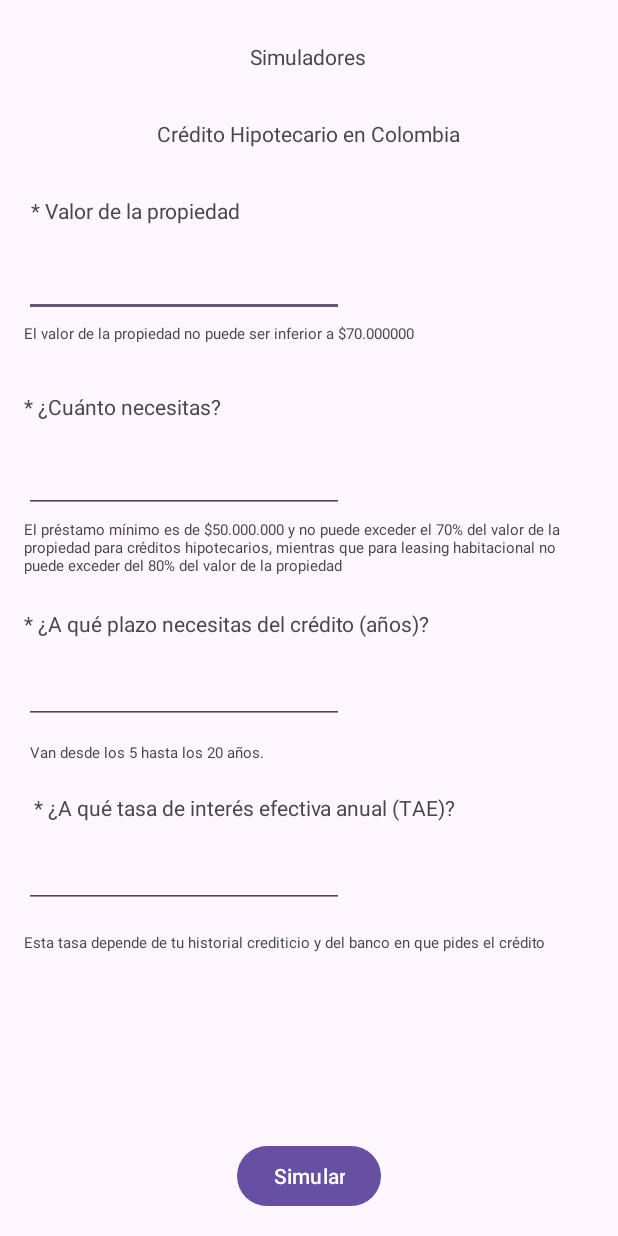
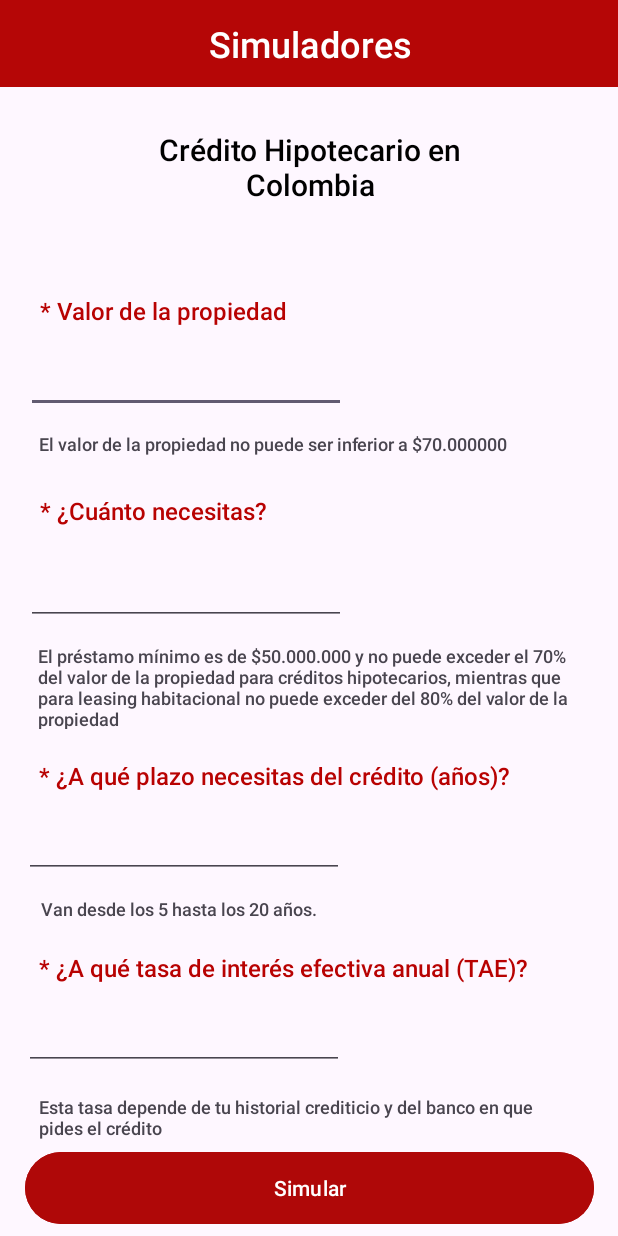
Before and after one commit to KHerazo18/QTA_Credito, an Android app: the screen it shows after launch (MainActivity), on a phone screen of 412 x 824 dp. Run offline under Robolectric (Android 15) with nearby library versions, the phone set to English and light mode, and no system bars.

Commit message:
Cambios interfaz finales

```diff
--- a/app/src/main/res/layout/activity_main.xml
+++ b/app/src/main/res/layout/activity_main.xml
@@ -7,26 +7,32 @@
     android:layout_height="match_parent"
     tools:context=".MainActivity">
 
+
     <EditText
         android:id="@+id/ma_et_1"
         android:layout_width="wrap_content"
         android:layout_height="wrap_content"
-        android:layout_marginTop="16dp"
+        android:layout_marginTop="12dp"
         android:ems="10"
         android:inputType="text"
         app:layout_constraintEnd_toEndOf="parent"
-        app:layout_constraintHorizontal_bias="0.079"
+        app:layout_constraintHorizontal_bias="0.088"
         app:layout_constraintStart_toStartOf="parent"
         app:layout_constraintTop_toBottomOf="@+id/ma_tv_primero" />
 
     <TextView
         android:id="@+id/ma_tv_titulo"
-        android:layout_width="wrap_content"
-        android:layout_height="wrap_content"
-        android:layout_marginTop="28dp"
+        android:layout_width="434dp"
+        android:layout_height="58dp"
+        android:background="#B50606"
+        android:fontFamily="sans-serif-medium"
+        android:gravity="center"
+        android:orientation="vertical"
         android:text="@string/simuladores"
+        android:textAlignment="center"
+        android:textColor="#FFFFFF"
+        android:textSize="24sp"
         app:layout_constraintEnd_toEndOf="parent"
-        app:layout_constraintHorizontal_bias="0.498"
         app:layout_constraintStart_toStartOf="parent"
         app:layout_constraintTop_toTopOf="parent" />
 
@@ -46,10 +52,14 @@
         android:id="@+id/ma_tv_segundo"
         android:layout_width="wrap_content"
         android:layout_height="wrap_content"
-        android:layout_marginTop="28dp"
+        android:layout_marginTop="24dp"
+        android:fontFamily="sans-serif-medium"
         android:text="@string/cu_nto_necesitas"
+        android:textColor="#B80202"
+        android:textColorLink="#C62E2E"
+        android:textSize="16sp"
         app:layout_constraintEnd_toEndOf="parent"
-        app:layout_constraintHorizontal_bias="0.057"
+        app:layout_constraintHorizontal_bias="0.102"
         app:layout_constraintStart_toStartOf="parent"
         app:layout_constraintTop_toBottomOf="@+id/ma_tv_detalles_primero" />
 
@@ -57,10 +67,14 @@
         android:id="@+id/ma_tv_primero"
         android:layout_width="wrap_content"
         android:layout_height="wrap_content"
-        android:layout_marginTop="32dp"
+        android:layout_marginTop="36dp"
+        android:fontFamily="sans-serif-medium"
         android:text="* Valor de la propiedad"
+        android:textColor="#B80202"
+        android:textColorLink="#C62E2E"
+        android:textSize="16sp"
         app:layout_constraintEnd_toEndOf="parent"
-        app:layout_constraintHorizontal_bias="0.075"
+        app:layout_constraintHorizontal_bias="0.108"
         app:layout_constraintStart_toStartOf="parent"
         app:layout_constraintTop_toBottomOf="@+id/ma_tv_nombreapp" />
 
@@ -81,9 +95,13 @@
         android:layout_width="wrap_content"
         android:layout_height="wrap_content"
         android:layout_marginTop="20dp"
+        android:fontFamily="sans-serif-medium"
         android:text="@string/a_qu_plazo_necesitas_del_cr_dito_a_os"
+        android:textColor="#B80202"
+        android:textColorLink="#C62E2E"
+        android:textSize="16sp"
         app:layout_constraintEnd_toEndOf="parent"
-        app:layout_constraintHorizontal_bias="0.115"
+        app:layout_constraintHorizontal_bias="0.27"
         app:layout_constraintStart_toStartOf="parent"
         app:layout_constraintTop_toBottomOf="@+id/ma_tv_detalles_segundo" />
 
@@ -91,23 +109,24 @@
         android:id="@+id/ma_ed_2"
         android:layout_width="wrap_content"
         android:layout_height="wrap_content"
-        android:layout_marginTop="16dp"
+        android:layout_marginTop="20dp"
         android:ems="10"
         android:inputType="text"
         app:layout_constraintEnd_toEndOf="parent"
-        app:layout_constraintHorizontal_bias="0.079"
+        app:layout_constraintHorizontal_bias="0.088"
         app:layout_constraintStart_toStartOf="parent"
         app:layout_constraintTop_toBottomOf="@+id/ma_tv_segundo" />
 
     <TextView
         android:id="@+id/ma_tv_detalles_segundo"
-        android:layout_width="369dp"
-        android:layout_height="40dp"
-        android:layout_marginTop="4dp"
+        android:layout_width="371dp"
+        android:layout_height="57dp"
+        android:layout_marginTop="12dp"
+        android:fontFamily="sans-serif-medium"
         android:text="El préstamo mínimo es de $50.000.000 y no puede exceder el 70% del valor de la propiedad para créditos hipotecarios, mientras que para leasing habitacional no puede exceder del 80% del valor de la propiedad"
-        android:textSize="10sp"
+        android:textSize="12sp"
         app:layout_constraintEnd_toEndOf="parent"
-        app:layout_constraintHorizontal_bias="0.38"
+        app:layout_constraintHorizontal_bias="0.627"
         app:layout_constraintStart_toStartOf="parent"
         app:layout_constraintTop_toBottomOf="@+id/ma_ed_2" />
 
@@ -116,9 +135,13 @@
         android:layout_width="wrap_content"
         android:layout_height="wrap_content"
         android:layout_marginTop="20dp"
+        android:fontFamily="sans-serif-medium"
         android:text="* ¿A qué tasa de interés efectiva anual (TAE)?"
+        android:textColor="#B80202"
+        android:textColorLink="#C62E2E"
+        android:textSize="16sp"
         app:layout_constraintEnd_toEndOf="parent"
-        app:layout_constraintHorizontal_bias="0.171"
+        app:layout_constraintHorizontal_bias="0.306"
         app:layout_constraintStart_toStartOf="parent"
         app:layout_constraintTop_toBottomOf="@+id/ma_tv_detalles_tercero" />
 
@@ -127,22 +150,24 @@
         android:layout_width="wrap_content"
         android:layout_height="wrap_content"
         android:layout_marginTop="12dp"
+        android:fontFamily="sans-serif-medium"
         android:text="Van desde los 5 hasta los 20 años."
-        android:textSize="10sp"
+        android:textSize="12sp"
         app:layout_constraintEnd_toEndOf="parent"
-        app:layout_constraintHorizontal_bias="0.077"
+        app:layout_constraintHorizontal_bias="0.119"
         app:layout_constraintStart_toStartOf="parent"
         app:layout_constraintTop_toBottomOf="@+id/ma_ed_3" />
 
     <TextView
         android:id="@+id/ma_tv_detalles_cuarto"
-        android:layout_width="356dp"
-        android:layout_height="22dp"
+        android:layout_width="354dp"
+        android:layout_height="34dp"
         android:layout_marginTop="16dp"
+        android:fontFamily="sans-serif-medium"
         android:text="Esta tasa depende de tu historial crediticio y del banco en que pides el crédito"
-        android:textSize="10sp"
+        android:textSize="12sp"
         app:layout_constraintEnd_toEndOf="parent"
-        app:layout_constraintHorizontal_bias="0.29"
+        app:layout_constraintHorizontal_bias="0.45"
         app:layout_constraintStart_toStartOf="parent"
         app:layout_constraintTop_toBottomOf="@+id/ma_ed_4" />
 
@@ -150,33 +175,44 @@
         android:id="@+id/ma_tv_detalles_primero"
         android:layout_width="361dp"
         android:layout_height="18dp"
-        android:layout_marginTop="4dp"
+        android:layout_marginTop="12dp"
+        android:fontFamily="sans-serif-medium"
         android:text="El valor de la propiedad no puede ser inferior a $70.000000"
-        android:textSize="10sp"
+        android:textSize="12sp"
         app:layout_constraintEnd_toEndOf="parent"
-        app:layout_constraintHorizontal_bias="0.32"
+        app:layout_constraintHorizontal_bias="0.509"
         app:layout_constraintStart_toStartOf="parent"
         app:layout_constraintTop_toBottomOf="@+id/ma_et_1" />
 
     <TextView
         android:id="@+id/ma_tv_nombreapp"
-        android:layout_width="wrap_content"
-        android:layout_height="wrap_content"
-        android:layout_marginTop="32dp"
+        android:layout_width="253dp"
+        android:layout_height="74dp"
+        android:layout_marginTop="28dp"
+        android:fontFamily="sans-serif-medium"
         android:text="@string/cr_dito_hipotecario_en_colombia"
+        android:textAlignment="center"
+        android:textColor="#000000"
+        android:textSize="20sp"
         app:layout_constraintEnd_toEndOf="parent"
-        app:layout_constraintHorizontal_bias="0.497"
+        app:layout_constraintHorizontal_bias="0.503"
         app:layout_constraintStart_toStartOf="parent"
         app:layout_constraintTop_toBottomOf="@+id/ma_tv_titulo" />
 
     <Button
         android:id="@+id/button2"
-        android:layout_width="wrap_content"
-        android:layout_height="wrap_content"
-        android:layout_marginBottom="16dp"
+        android:layout_width="379dp"
+        android:layout_height="56dp"
+        android:layout_marginBottom="4dp"
+        android:backgroundTint="#AF0808"
+        android:shadowColor="#00A80202"
         android:text="Simular"
+        android:textColorLink="#FFFFFF"
         app:layout_constraintBottom_toBottomOf="parent"
         app:layout_constraintEnd_toEndOf="parent"
-        app:layout_constraintStart_toStartOf="parent" />
+        app:layout_constraintStart_toStartOf="parent"
+        app:rippleColor="#00FFFFFF"
+        app:strokeColor="#00FFFFFF" />
+
 
 </androidx.constraintlayout.widget.ConstraintLayout>
--- a/app/src/main/res/values-night/themes.xml
+++ b/app/src/main/res/values-night/themes.xml
@@ -1,6 +1,6 @@
 <resources xmlns:tools="http://schemas.android.com/tools">
     <!-- Base application theme. -->
-    <style name="Base.Theme.Qta" parent="Theme.Material3.DayNight.NoActionBar">
+    <style name="Base.Theme.Qta" parent="Theme.Material3.Light.NoActionBar">
         <!-- Customize your dark theme here. -->
         <!-- <item name="colorPrimary">@color/my_dark_primary</item> -->
     </style>
--- a/app/src/main/res/values/themes.xml
+++ b/app/src/main/res/values/themes.xml
@@ -1,6 +1,6 @@
 <resources xmlns:tools="http://schemas.android.com/tools">
     <!-- Base application theme. -->
-    <style name="Base.Theme.Qta" parent="Theme.Material3.DayNight.NoActionBar">
+    <style name="Base.Theme.Qta" parent="Theme.Material3.Light.NoActionBar">
         <!-- Customize your light theme here. -->
         <!-- <item name="colorPrimary">@color/my_light_primary</item> -->
     </style>
```
